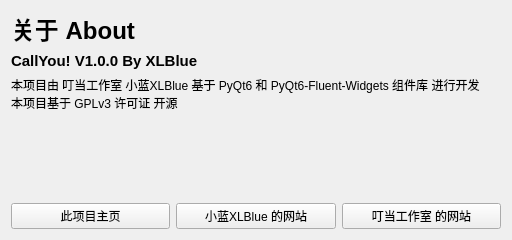
First picture: the form in UI_About.ui, repository XLBlue1019/TKCallYou, before the edit.
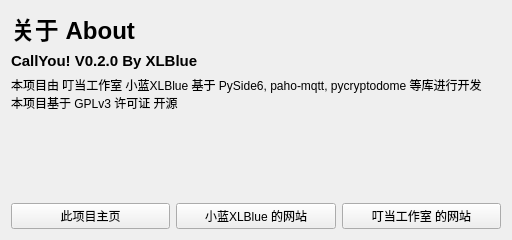
Second picture: the form after the edit.

Patch:
```diff
--- a/UI_About.ui
+++ b/UI_About.ui
@@ -48,7 +48,7 @@
       </font>
      </property>
      <property name="text">
-      <string>CallYou! V1.0.0 By XLBlue</string>
+      <string>CallYou! V0.2.0 By XLBlue</string>
      </property>
      <property name="alignment">
       <set>Qt::AlignmentFlag::AlignBottom|Qt::AlignmentFlag::AlignLeading|Qt::AlignmentFlag::AlignLeft</set>
@@ -58,7 +58,7 @@
    <item>
     <widget class="QLabel" name="label_3">
      <property name="text">
-      <string>本项目由 叮当工作室 小蓝XLBlue 基于 PyQt6 和 PyQt6-Fluent-Widgets 组件库 进行开发
+      <string>本项目由 叮当工作室 小蓝XLBlue 基于 PySide6, paho-mqtt, pycryptodome 等库进行开发
 本项目基于 GPLv3 许可证 开源</string>
      </property>
      <property name="scaledContents">
```
